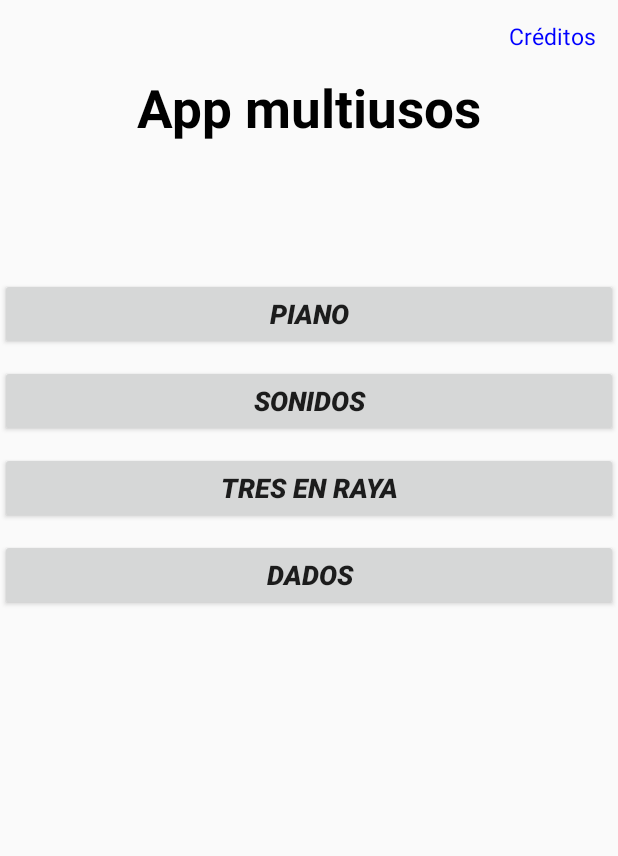
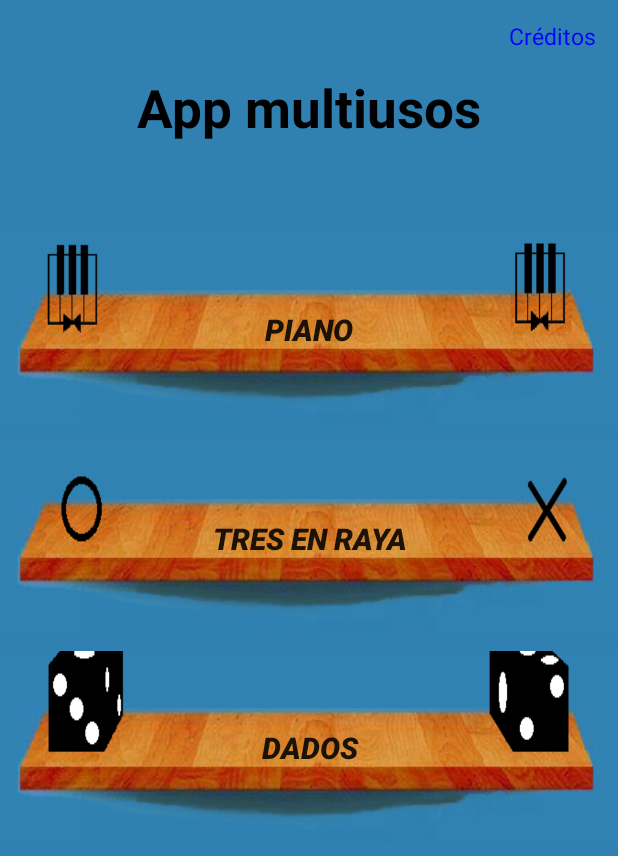
Before and after one commit to HecGL/Android, an Android app: the screen it shows after launch (MainActivity), on a phone screen of 412 x 824 dp. Shown: the top 856 px of the screen. Run offline under Robolectric (Android 15) with nearby library versions, the phone set to English and light mode, and no system bars.

Commit message:
App v4
Imagenes añadidas

```diff
--- a/Nuevo/Multi/app/src/main/res/layout/activity_main.xml
+++ b/Nuevo/Multi/app/src/main/res/layout/activity_main.xml
@@ -5,7 +5,8 @@
     android:layout_width="match_parent"
     android:layout_height="match_parent"
     android:orientation="vertical"
-    tools:context=".MainActivity">
+    tools:context=".MainActivity"
+    android:background="@color/BlueBack">
 
     <Button
         android:id="@+id/CreditsBtn"
@@ -35,50 +36,48 @@
             android:layout_width="match_parent"
             android:layout_height="wrap_content"
             android:orientation="vertical">
+
             <Button
                 android:id="@+id/PianoBtn"
+                style="@style/Widget.AppCompat.Button.Borderless"
                 android:layout_width="match_parent"
                 android:layout_height="wrap_content"
+                android:layout_marginTop="60dp"
+                android:background="@drawable/piano_img"
+                android:onClick="GotoPiano"
                 android:text="@string/Piano"
                 android:textAlignment="center"
                 android:textAllCaps="true"
-        android:textSize="18sp"
-        android:textStyle="bold|italic"
-        android:layout_marginTop="90dp"
-        android:onClick="GotoPiano"/>
+                android:textSize="20sp"
+                android:textStyle="bold|italic" />
 
             <Button
-        android:id="@+id/SoundsBtn"
+                android:id="@+id/TiarBtn"
+                style="@style/Widget.AppCompat.Button.Borderless"
                 android:layout_width="match_parent"
                 android:layout_height="wrap_content"
-        android:text="@string/Sounds"
-        android:textAlignment="center"
-        android:textAllCaps="true"
-        android:textSize="18sp"
                 android:layout_marginTop="10dp"
-        android:textStyle="bold|italic" />
-    <Button
-        android:id="@+id/TiarBtn"
-        android:layout_width="match_parent"
-        android:layout_height="wrap_content"
+                android:background="@drawable/tiar_img"
+                android:onClick="GototresRayas"
                 android:text="@string/Tiar"
                 android:textAlignment="center"
                 android:textAllCaps="true"
-        android:textSize="18sp"
-        android:layout_marginTop="10dp"
-        android:textStyle="bold|italic"
-        android:onClick="GototresRayas"/>
+                android:textSize="20sp"
+                android:textStyle="bold|italic" />
+
             <Button
                 android:id="@+id/dice"
+                style="@style/Widget.AppCompat.Button.Borderless"
                 android:layout_width="match_parent"
                 android:layout_height="wrap_content"
+                android:layout_marginTop="10dp"
+                android:background="@drawable/dice_img"
+                android:onClick="Gotodado"
                 android:text="@string/Dice"
                 android:textAlignment="center"
                 android:textAllCaps="true"
-        android:textSize="18sp"
-        android:layout_marginTop="10dp"
-        android:textStyle="bold|italic"
-        android:onClick="Gotodado"/>
+                android:textSize="20sp"
+                android:textStyle="bold|italic" />
         </LinearLayout>
     </ScrollView>
 </LinearLayout>
--- a/Nuevo/Multi/app/src/main/res/layout/activity_piano.xml
+++ b/Nuevo/Multi/app/src/main/res/layout/activity_piano.xml
@@ -4,7 +4,8 @@
     xmlns:tools="http://schemas.android.com/tools"
     android:layout_width="match_parent"
     android:layout_height="match_parent"
-    tools:context=".Piano">
+    tools:context=".Piano"
+    android:background="@drawable/musicnotes_bkg">
 
         <TextView
         android:id="@+id/textView"
@@ -190,6 +191,7 @@
 
             <Button
                 android:id="@+id/CplusBtn"
+                style="@style/Widget.AppCompat.Button.Borderless"
                 android:layout_width="57dp"
                 android:layout_height="120dp"
                 android:layout_marginHorizontal="5dp"
--- a/Nuevo/Multi/app/src/main/res/values/colors.xml
+++ b/Nuevo/Multi/app/src/main/res/values/colors.xml
@@ -5,6 +5,7 @@
     <color name="colorAccent">#D81B60</color>
     <color name="pureBlack">#000000</color>
     <color name="White">#FFFFFF</color>
-    <color name="softGrey">#AAAAAA</color>
+    <color name="softGrey">#80AAAAAA</color>
     <color name="pureBlue">#0000FF</color>
+    <color name="BlueBack">#3080B2</color>
 </resources>
--- a/Nuevo/Multi/build.gradle
+++ b/Nuevo/Multi/build.gradle
@@ -7,7 +7,7 @@ buildscript {
         jcenter()
     }
     dependencies {
-        classpath 'com.android.tools.build:gradle:3.2.1'
+        classpath 'com.android.tools.build:gradle:3.3.0'
 
 
         // NOTE: Do not place your application dependencies here; they belong
```
Also changed, not shown: Nuevo/Multi/app/src/main/res/drawable/dice_img.png (added), Nuevo/Multi/app/src/main/res/drawable/musicnotes_bkg.jpg (added), Nuevo/Multi/app/src/main/res/drawable/piano_bkg.png (added), Nuevo/Multi/app/src/main/res/drawable/piano_bkg2.png (added), Nuevo/Multi/app/src/main/res/drawable/piano_img.png (added), Nuevo/Multi/app/src/main/res/drawable/shelf.png (added), Nuevo/Multi/app/src/main/res/drawable/tiar_img.png (added), Nuevo/Multi/gradle/wrapper/gradle-wrapper.properties. Lines whose indentation alone changed are shown as unchanged.
